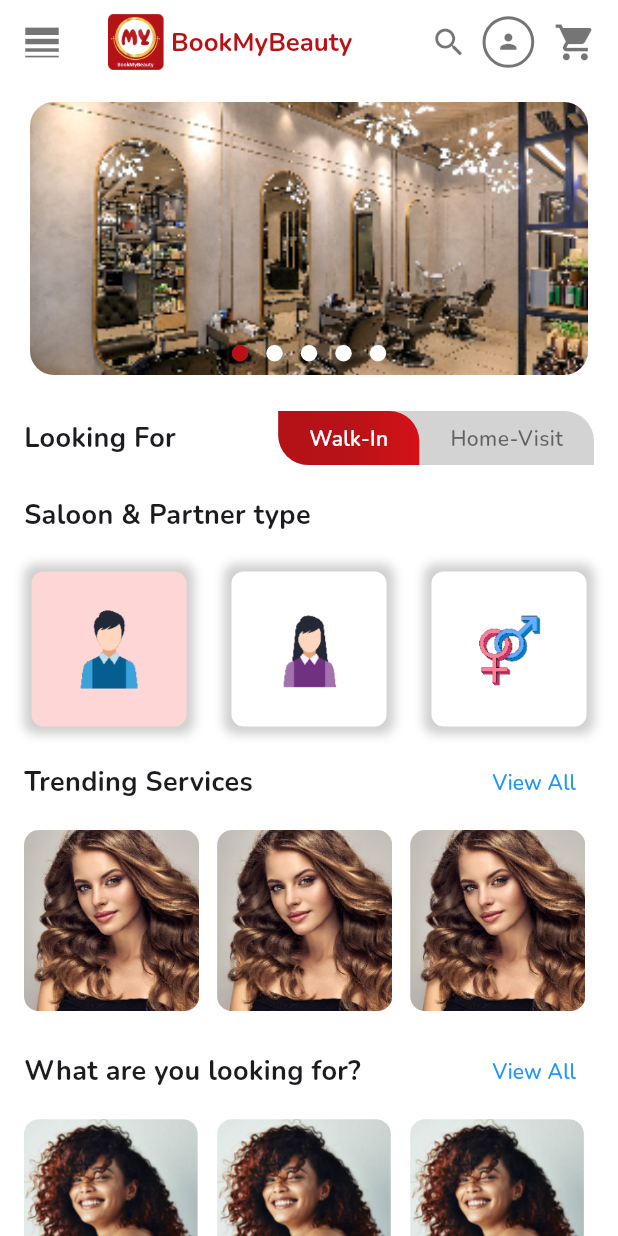
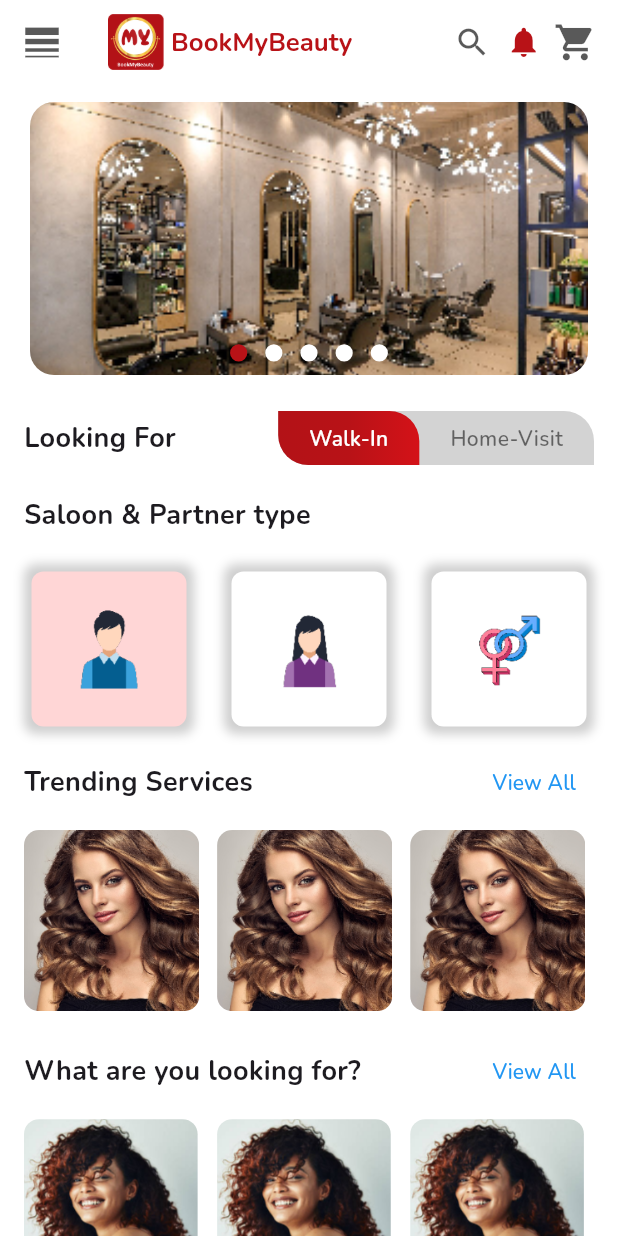
Before and after one commit to devvijay2002/-bookMyBeauty, a Flutter app: the screen it shows after launch, on a phone screen of 412 x 824 dp. Run offline on Flutter 3.47's test engine with Material 3 defaults, Android fonts, the phone set to English and light mode, and no system bars; drawn by our look-alikes of carousel_slider; our stand-ins replace expandable_page_view, flutter_form_builder, form_builder_validators, get, google_fonts, image_cropper and 3 more; network calls fail.

Commit message:
image Slider

```diff
--- a/lib/constants/colors.dart
+++ b/lib/constants/colors.dart
@@ -6,6 +6,7 @@ import 'package:flutter/material.dart';
   const Color secondaryColor = Color(0xFF27AEB7);
   const Color dimWhite = Colors.white70;
   const Color dimBlackColor = Colors.black54;
+  Color dimBlackColor2 = Colors.black54.withOpacity(0.65);
   const Color blueColor = Colors.blueAccent;
   const Color kPrimaryColor = Color(0xffB81217);
   const Color kCardColor = Color(0xffF2F2F2);
--- a/lib/screens/home_screen/widgets/home_app_bar.dart
+++ b/lib/screens/home_screen/widgets/home_app_bar.dart
@@ -12,9 +12,9 @@ class HomeAppBar extends StatelessWidget implements PreferredSizeWidget {
   Widget build(BuildContext context) {
     return GlobalAppBar(
       backgroundColor: Colors.white,
-      centerTitle: true,  leading: const Icon(
+      centerTitle: true,  leading: Icon(
       Icons.line_weight_outlined,
-      color: dimBlackColor, // Define dim_black_color separately
+      color: dimBlackColor2, // Define dim_black_color separately
       size: 30,
       ),
       title: Row(
@@ -39,41 +39,22 @@ class HomeAppBar extends StatelessWidget implements PreferredSizeWidget {
           ),
         ],
       ),
-
       actions: [
         Padding(
           padding: const EdgeInsets.only(right: 10.0),
           child: Icon(
             Icons.search,
             size: Get.width * 0.06,
-            color: dimBlackColor,
+            color: dimBlackColor2,
           ),
         ),
-        Container(
-          padding: const EdgeInsets.all(7),
-          margin: const EdgeInsets.only(right: 5),
-          decoration: BoxDecoration(
-            borderRadius: BorderRadius.circular(100.0),
-            color: Colors.white,
-            border: Border.all(
-              color: dimBlackColor,
-              width: 2.0,
-            ),
-          ),
-          child: ClipOval(
-            child: Icon(
-              Icons.person,
-              size: Get.width * 0.04,
-              color: dimBlackColor,
-            ),
-          ),
-        ),
+         const Icon(Icons.notifications,color: kPrimaryColor,),
         Padding(
           padding: const EdgeInsets.only(right: 14.0, left: 8),
           child: Icon(
             Icons.shopping_cart,
             size: Get.width * 0.07,
-            color: dimBlackColor,
+            color: dimBlackColor2,
           ),
         ),
       ],
--- a/lib/shared/image_slider.dart
+++ b/lib/shared/image_slider.dart
@@ -49,9 +49,6 @@ class ImageSliderState extends State<ImageSlider> {
             viewportFraction: 1,
             onPageChanged: (index, reason) {
               sharedController.updateImageIndex(index: index);
-           /*   setState(() {
-                indexx = index;
-              });*/
             },
           ),
         ),
@@ -64,8 +61,8 @@ class ImageSliderState extends State<ImageSlider> {
                   return GestureDetector(
                     onTap: () => carouselController.animateToPage(entry.key),
                     child: Container(
-                      width: sharedController.currentIndex.value == entry.key ? 11 : 11,
-                      height: 11.0,
+                      width: Get.width/360*10,
+                      height: Get.width/360*10,
                       margin: const EdgeInsets.symmetric(horizontal: 6.0, vertical: 5),
                       decoration: BoxDecoration(
                         borderRadius: BorderRadius.circular(10),
```
